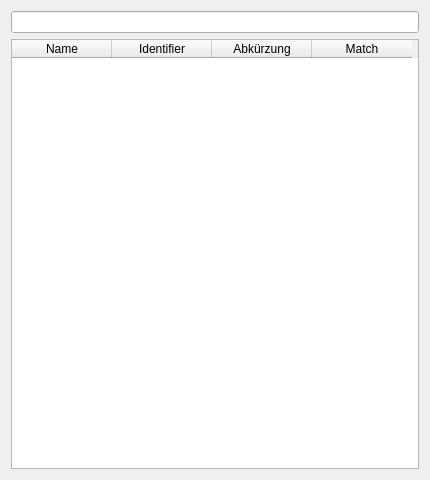
c-mellueh/SOM-Toolkit, file src/som_gui/qt_designs/Search.ui: the form before one commit.
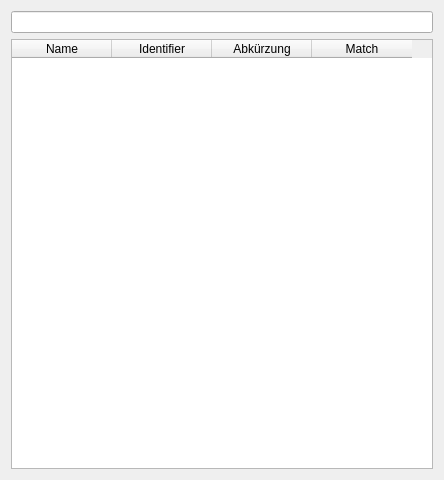
The form after the commit.

Commit message: make obj_search available as popup

What changed in the file:
```diff
--- a/src/som_gui/qt_designs/Search.ui
+++ b/src/som_gui/qt_designs/Search.ui
@@ -1,23 +1,23 @@
 <?xml version="1.0" encoding="UTF-8"?>
 <ui version="4.0">
- <class>Search</class>
- <widget class="QWidget" name="Search">
+ <class>Dialog</class>
+ <widget class="QDialog" name="Dialog">
   <property name="geometry">
    <rect>
     <x>0</x>
     <y>0</y>
-    <width>430</width>
+    <width>444</width>
     <height>480</height>
    </rect>
   </property>
   <property name="windowTitle">
    <string>Form</string>
   </property>
-  <layout class="QVBoxLayout" name="verticalLayout">
-   <item>
+  <layout class="QGridLayout" name="gridLayout">
+   <item row="0" column="0">
     <widget class="QLineEdit" name="lineEdit"/>
    </item>
-   <item>
+   <item row="1" column="0">
     <widget class="QTableWidget" name="tableWidget">
      <property name="sizePolicy">
       <sizepolicy hsizetype="Minimum" vsizetype="Minimum">
```
Left out of the diff: 2 changed lines with no effect on the pictures. The commit also changes 3 other files.
